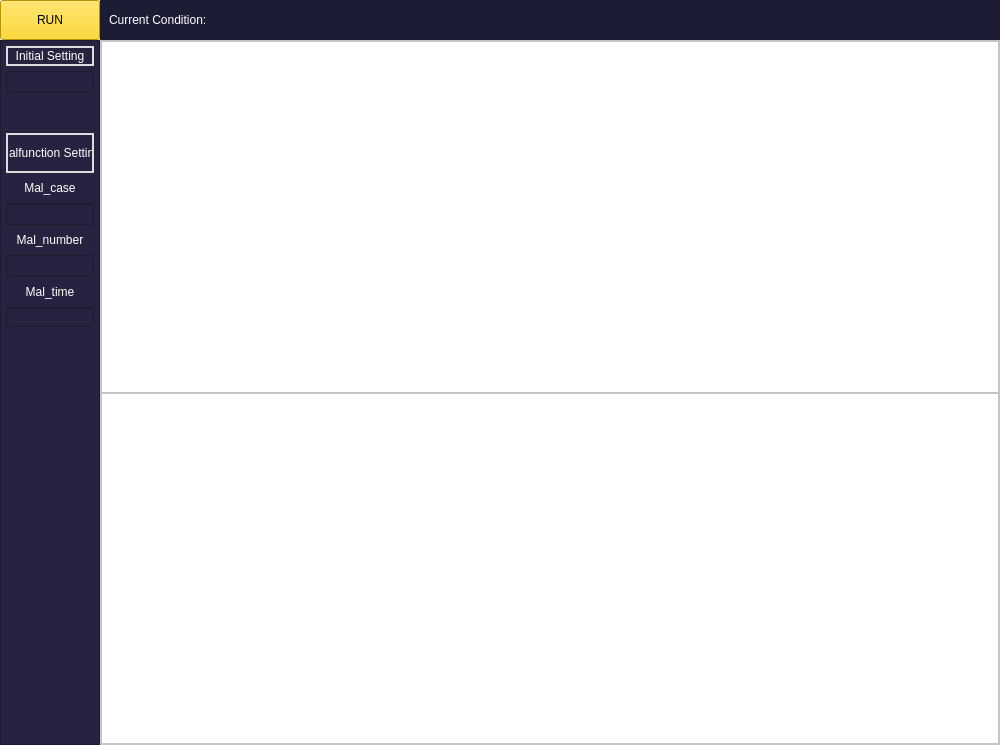
Qt form CNS_Monitoring_module/Interface_ui/mainform.ui (LeeDaeil/GUI_Platform_Lab) before a commit.
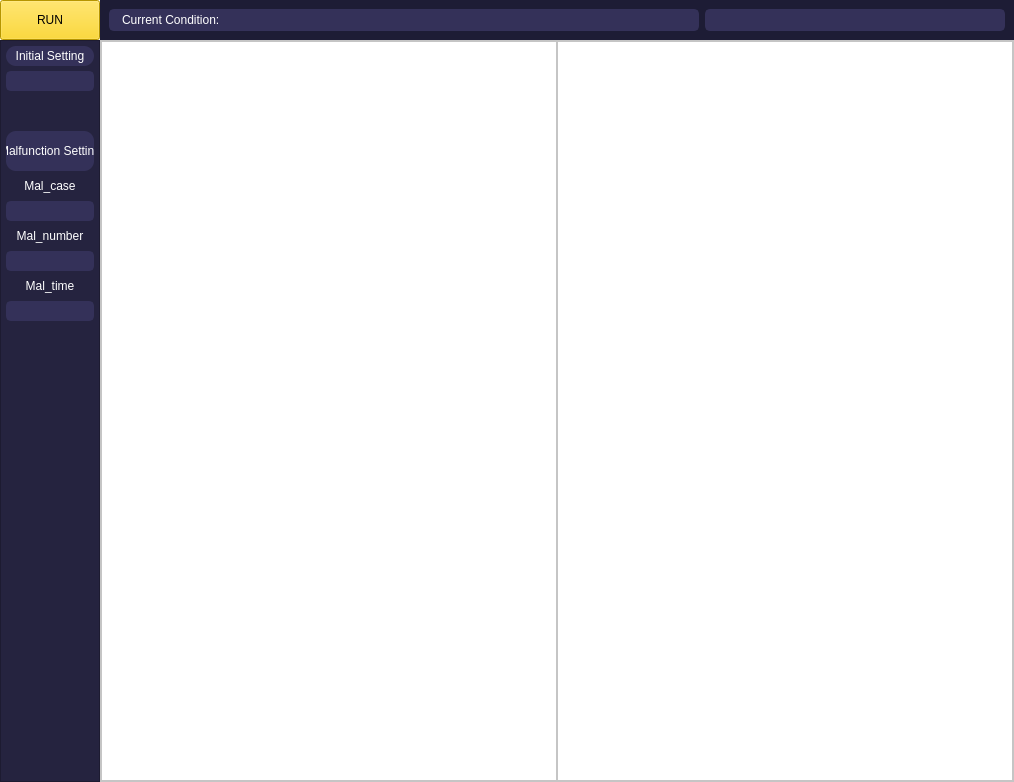
The same form after that commit.

Diff of the .ui file:
```diff
--- a/CNS_Monitoring_module/Interface_ui/mainform.ui
+++ b/CNS_Monitoring_module/Interface_ui/mainform.ui
@@ -6,8 +6,8 @@
    <rect>
     <x>0</x>
     <y>0</y>
-    <width>1000</width>
-    <height>745</height>
+    <width>1014</width>
+    <height>782</height>
    </rect>
   </property>
   <property name="minimumSize">
@@ -157,8 +157,15 @@
           <item>
            <widget class="QLabel" name="Top_width_output">
             <property name="styleSheet">
-             <string notr="true">color: rgb(255, 255, 255);
-font: 75 14pt &quot;맑은 고딕&quot;;</string>
+             <string notr="true">QLabel {
+    border: 2px solid rgb(52,49,89);
+    border-radius: 5px;
+    padding: 0 8px;
+    background: rgb(52,49,89);
+	font: 75 14pt &quot;맑은 고딕&quot;;
+	color: rgb(255, 255, 255);
+    selection-background-color: darkgray;
+}</string>
             </property>
             <property name="text">
              <string>Current Condition:</string>
@@ -177,8 +184,15 @@
              </size>
             </property>
             <property name="styleSheet">
-             <string notr="true">color: rgb(255, 255, 255);
-font: 75 14pt &quot;맑은 고딕&quot;;</string>
+             <string notr="true">QLabel {
+    border: 2px solid rgb(52,49,89);
+    border-radius: 5px;
+    padding: 0 8px;
+    background: rgb(52,49,89);
+	font: 75 14pt &quot;맑은 고딕&quot;;
+	color: rgb(255, 255, 255);
+    selection-background-color: darkgray;
+}</string>
             </property>
             <property name="text">
              <string/>
@@ -290,7 +304,8 @@
                 <string notr="true">QPushButton {
 	color: rgb(255, 255, 255);
 	font: 75 9pt &quot;맑은 고딕&quot;;
-	border: 2px solid  #dddddd;
+    border-radius: 10px;
+	background-color: rgb(52,49,89);
 }
 QPushButton:hover {
 	color: rgb(0, 0, 0);
@@ -314,7 +329,14 @@
              <item>
               <widget class="QLineEdit" name="Line_ini_0">
                <property name="styleSheet">
-                <string notr="true">color: rgb(255, 255, 255);</string>
+                <string notr="true">QLineEdit {
+    border: 2px solid rgb(52,49,89);
+    border-radius: 5px;
+    padding: 0 8px;
+    background: rgb(52,49,89);
+	color: rgb(255, 255, 255);
+    selection-background-color: darkgray;
+}</string>
                </property>
                <property name="alignment">
                 <set>Qt::AlignCenter</set>
@@ -346,7 +368,8 @@
                 <string notr="true">QPushButton {
 	color: rgb(255, 255, 255);
 	font: 75 9pt &quot;맑은 고딕&quot;;
-	border: 2px solid  #dddddd;
+    border-radius: 10px;
+	background-color: rgb(52,49,89);
 }
 QPushButton:hover {
 	color: rgb(0, 0, 0);
@@ -390,7 +413,14 @@
              <item>
               <widget class="QLineEdit" name="Line_mal_0_case">
                <property name="styleSheet">
-                <string notr="true">color: rgb(255, 255, 255);</string>
+                <string notr="true">QLineEdit {
+    border: 2px solid rgb(52,49,89);
+    border-radius: 5px;
+    padding: 0 8px;
+    background: rgb(52,49,89);
+	color: rgb(255, 255, 255);
+    selection-background-color: darkgray;
+}</string>
                </property>
                <property name="alignment">
                 <set>Qt::AlignCenter</set>
@@ -420,7 +450,14 @@
              <item>
               <widget class="QLineEdit" name="Line_mal_1_nub">
                <property name="styleSheet">
-                <string notr="true">color: rgb(255, 255, 255);</string>
+                <string notr="true">QLineEdit {
+    border: 2px solid rgb(52,49,89);
+    border-radius: 5px;
+    padding: 0 8px;
+    background: rgb(52,49,89);
+	color: rgb(255, 255, 255);
+    selection-background-color: darkgray;
+}</string>
                </property>
                <property name="alignment">
                 <set>Qt::AlignCenter</set>
@@ -456,7 +493,14 @@
                 </size>
                </property>
                <property name="styleSheet">
-                <string notr="true">color: rgb(255, 255, 255);</string>
+                <string notr="true">QLineEdit {
+    border: 2px solid rgb(52,49,89);
+    border-radius: 5px;
+    padding: 0 8px;
+    background: rgb(52,49,89);
+	color: rgb(255, 255, 255);
+    selection-background-color: darkgray;
+}</string>
                </property>
                <property name="alignment">
                 <set>Qt::AlignCenter</set>
@@ -496,7 +540,7 @@
          <property name="frameShadow">
           <enum>QFrame::Raised</enum>
          </property>
-         <layout class="QVBoxLayout" name="verticalLayout_5">
+         <layout class="QHBoxLayout" name="horizontalLayout_4">
           <property name="spacing">
            <number>0</number>
           </property>
@@ -512,48 +556,6 @@
           <property name="bottomMargin">
            <number>0</number>
           </property>
-          <item>
-           <widget class="QFrame" name="Coten_right_0_top">
-            <property name="frameShape">
-             <enum>QFrame::StyledPanel</enum>
-            </property>
-            <property name="frameShadow">
-             <enum>QFrame::Raised</enum>
-            </property>
-            <layout class="QHBoxLayout" name="horizontalLayout_4">
-             <property name="spacing">
-              <number>0</number>
-             </property>
-             <property name="leftMargin">
-              <number>0</number>
-             </property>
-             <property name="topMargin">
-              <number>0</number>
-             </property>
-             <property name="rightMargin">
-              <number>0</number>
-             </property>
-             <property name="bottomMargin">
-              <number>0</number>
-             </property>
-             <item>
-              <layout class="QVBoxLayout" name="GP_0_1"/>
-             </item>
-             <item>
-              <layout class="QVBoxLayout" name="GP_0_2"/>
-             </item>
-             <item>
-              <layout class="QVBoxLayout" name="GP_0_3"/>
-             </item>
-             <item>
-              <layout class="QVBoxLayout" name="GP_0_4"/>
-             </item>
-             <item>
-              <layout class="QVBoxLayout" name="GP_0_5"/>
-             </item>
-            </layout>
-           </widget>
-          </item>
           <item>
            <widget class="QFrame" name="Coten_right_1_bot">
             <property name="frameShape">
@@ -562,7 +564,7 @@
             <property name="frameShadow">
              <enum>QFrame::Raised</enum>
             </property>
-            <layout class="QHBoxLayout" name="horizontalLayout_5">
+            <layout class="QVBoxLayout" name="verticalLayout_7">
              <property name="spacing">
               <number>0</number>
              </property>
@@ -578,20 +580,62 @@
              <property name="bottomMargin">
               <number>0</number>
              </property>
-             <item>
-              <layout class="QVBoxLayout" name="GP_1_1"/>
-             </item>
-             <item>
-              <layout class="QVBoxLayout" name="GP_1_2"/>
-             </item>
-             <item>
-              <layout class="QVBoxLayout" name="GP_1_3"/>
-             </item>
-             <item>
-              <layout class="QVBoxLayout" name="GP_1_4"/>
-             </item>
              <item>
               <layout class="QVBoxLayout" name="GP_1_5"/>
+             </item>
+             <item>
+              <layout class="QVBoxLayout" name="GP_1_4"/>
+             </item>
+             <item>
+              <layout class="QVBoxLayout" name="GP_1_3"/>
+             </item>
+             <item>
+              <layout class="QVBoxLayout" name="GP_1_2"/>
+             </item>
+             <item>
+              <layout class="QVBoxLayout" name="GP_1_1"/>
+             </item>
+            </layout>
+           </widget>
+          </item>
+          <item>
+           <widget class="QFrame" name="Coten_right_0_top">
+            <property name="frameShape">
+             <enum>QFrame::StyledPanel</enum>
+            </property>
+            <property name="frameShadow">
+             <enum>QFrame::Raised</enum>
+            </property>
+            <layout class="QVBoxLayout" name="verticalLayout_6">
+             <property name="spacing">
+              <number>0</number>
+             </property>
+             <property name="leftMargin">
+              <number>0</number>
+             </property>
+             <property name="topMargin">
+              <number>0</number>
+             </property>
+             <property name="rightMargin">
+              <number>0</number>
+             </property>
+             <property name="bottomMargin">
+              <number>0</number>
+             </property>
+             <item>
+              <layout class="QVBoxLayout" name="GP_0_5"/>
+             </item>
+             <item>
+              <layout class="QVBoxLayout" name="GP_0_4"/>
+             </item>
+             <item>
+              <layout class="QVBoxLayout" name="GP_0_3"/>
+             </item>
+             <item>
+              <layout class="QVBoxLayout" name="GP_0_2"/>
+             </item>
+             <item>
+              <layout class="QVBoxLayout" name="GP_0_1"/>
              </item>
             </layout>
            </widget>
```
Left out of the diff: 20 changed lines with no effect on the pictures.
